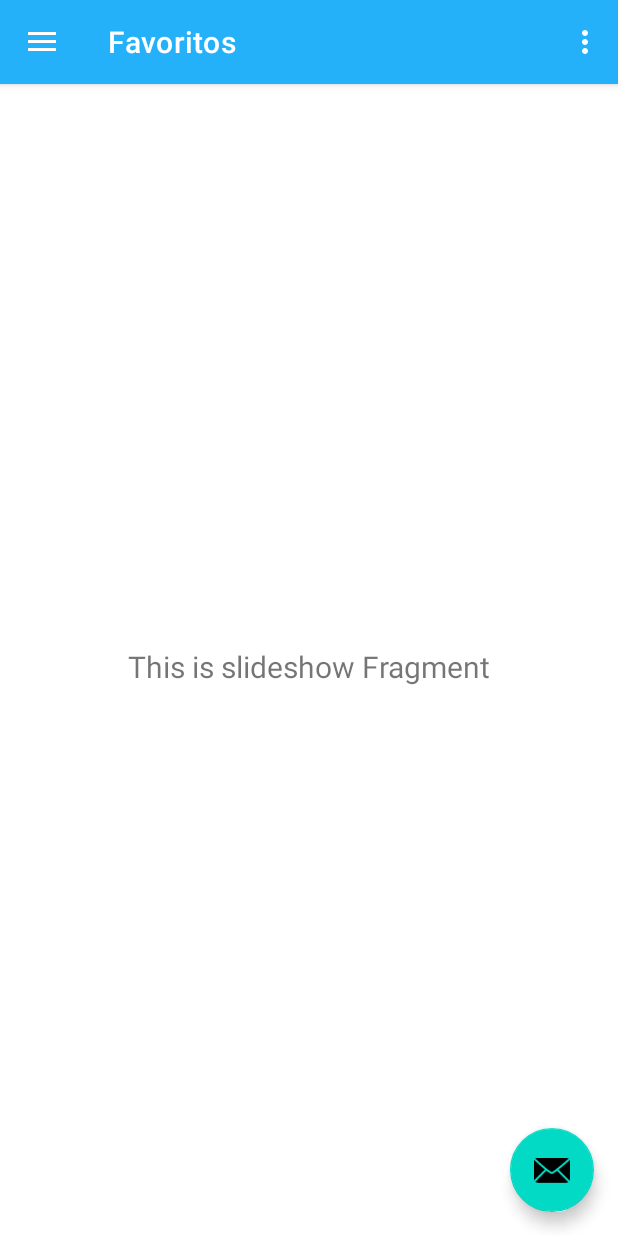
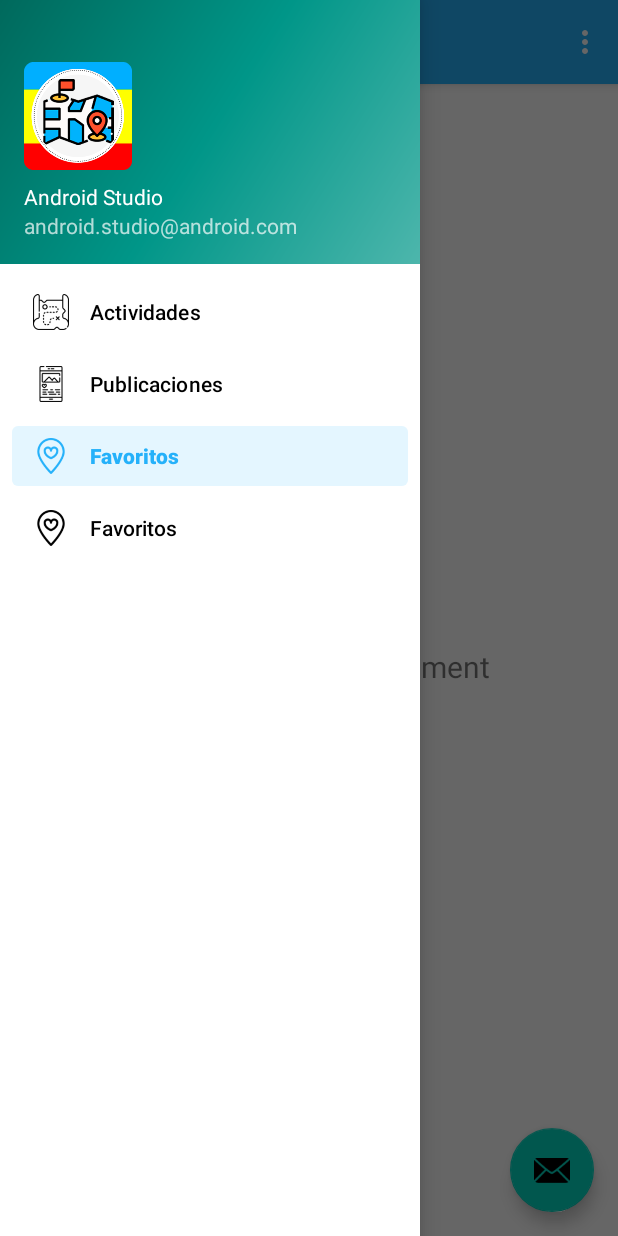
Before and after one commit to jnnieto/TuristeandoApp, an Android app: the MainAppTuristeando screen opened directly, with no data from a screen before it, in the side drawer, after a tap on "Favoritos", on a phone screen of 412 x 824 dp. Run offline under Robolectric (Android 15) with nearby library versions, the phone set to English and light mode, and no system bars; our stand-ins replace navigation-ui.

Commit message:
Cambio de nombre de carpertas del los fragments

```diff
--- a/app/src/main/java/com/example/turistiandoapp/MainAppTuristeando.kt
+++ b/app/src/main/java/com/example/turistiandoapp/MainAppTuristeando.kt
@@ -36,7 +36,7 @@ class MainAppTuristeando : AppCompatActivity() {
         // menu should be considered as top level destinations.
         appBarConfiguration = AppBarConfiguration(
             setOf(
-                R.id.nav_home, R.id.nav_gallery, R.id.nav_slideshow
+                R.id.nav_actividades, R.id.nav_publicaciones, R.id.nav_favoritos
             ), drawerLayout
         )
         setupActionBarWithNavController(navController, appBarConfiguration)
--- a/app/src/main/java/com/example/turistiandoapp/ui/slideshow/SlideshowFragment.kt
+++ b/app/src/main/java/com/example/turistiandoapp/ui/actividades/ActividadesFragment.kt
@@ -1,4 +1,4 @@
-package com.example.turistiandoapp.ui.slideshow
+package com.example.turistiandoapp.ui.actividades
 
 import android.os.Bundle
 import android.view.LayoutInflater
@@ -10,20 +10,20 @@ import androidx.lifecycle.Observer
 import androidx.lifecycle.ViewModelProvider
 import com.example.turistiandoapp.R
 
-class SlideshowFragment : Fragment() {
+class ActividadesFragment : Fragment() {
 
-    private lateinit var slideshowViewModel: SlideshowViewModel
+    private lateinit var actividadesViewModel: ActividadesViewModel
 
     override fun onCreateView(
         inflater: LayoutInflater,
         container: ViewGroup?,
         savedInstanceState: Bundle?
     ): View? {
-        slideshowViewModel =
-            ViewModelProvider(this).get(SlideshowViewModel::class.java)
-        val root = inflater.inflate(R.layout.fragment_favoritos, container, false)
-        val textView: TextView = root.findViewById(R.id.text_slideshow)
-        slideshowViewModel.text.observe(viewLifecycleOwner, Observer {
+        actividadesViewModel =
+            ViewModelProvider(this).get(ActividadesViewModel::class.java)
+        val root = inflater.inflate(R.layout.fragment_actividades, container, false)
+        val textView: TextView = root.findViewById(R.id.text_home)
+        actividadesViewModel.text.observe(viewLifecycleOwner, Observer {
             textView.text = it
         })
         return root
--- a/app/src/main/java/com/example/turistiandoapp/ui/home/HomeViewModel.kt
+++ b/app/src/main/java/com/example/turistiandoapp/ui/actividades/ActividadesViewModel.kt
@@ -1,10 +1,10 @@
-package com.example.turistiandoapp.ui.home
+package com.example.turistiandoapp.ui.actividades
 
 import androidx.lifecycle.LiveData
 import androidx.lifecycle.MutableLiveData
 import androidx.lifecycle.ViewModel
 
-class HomeViewModel : ViewModel() {
+class ActividadesViewModel : ViewModel() {
 
     private val _text = MutableLiveData<String>().apply {
         value = "This is home Fragment"
--- a/app/src/main/java/com/example/turistiandoapp/ui/slideshow/SlideshowViewModel.kt
+++ b/app/src/main/java/com/example/turistiandoapp/ui/favoritos/FavoritosViewModel.kt
@@ -1,10 +1,10 @@
-package com.example.turistiandoapp.ui.slideshow
+package com.example.turistiandoapp.ui.favoritos
 
 import androidx.lifecycle.LiveData
 import androidx.lifecycle.MutableLiveData
 import androidx.lifecycle.ViewModel
 
-class SlideshowViewModel : ViewModel() {
+class FavoritosViewModel : ViewModel() {
 
     private val _text = MutableLiveData<String>().apply {
         value = "This is slideshow Fragment"
--- a/app/src/main/java/com/example/turistiandoapp/ui/home/HomeFragment.kt
+++ b/app/src/main/java/com/example/turistiandoapp/ui/publicaciones/PublicacionesFragment.kt
@@ -1,4 +1,4 @@
-package com.example.turistiandoapp.ui.home
+package com.example.turistiandoapp.ui.publicaciones
 
 import android.os.Bundle
 import android.view.LayoutInflater
@@ -10,20 +10,20 @@ import androidx.lifecycle.Observer
 import androidx.lifecycle.ViewModelProvider
 import com.example.turistiandoapp.R
 
-class HomeFragment : Fragment() {
+class PublicacionesFragment : Fragment() {
 
-    private lateinit var homeViewModel: HomeViewModel
+    private lateinit var publicacionesViewModel: PublicacionesViewModel
 
     override fun onCreateView(
         inflater: LayoutInflater,
         container: ViewGroup?,
         savedInstanceState: Bundle?
     ): View? {
-        homeViewModel =
-            ViewModelProvider(this).get(HomeViewModel::class.java)
-        val root = inflater.inflate(R.layout.fragment_actividades, container, false)
-        val textView: TextView = root.findViewById(R.id.text_home)
-        homeViewModel.text.observe(viewLifecycleOwner, Observer {
+        publicacionesViewModel =
+            ViewModelProvider(this).get(PublicacionesViewModel::class.java)
+        val root = inflater.inflate(R.layout.fragment_publicaciones, container, false)
+        val textView: TextView = root.findViewById(R.id.text_gallery)
+        publicacionesViewModel.text.observe(viewLifecycleOwner, Observer {
             textView.text = it
         })
         return root
--- a/app/src/main/java/com/example/turistiandoapp/ui/gallery/GalleryViewModel.kt
+++ b/app/src/main/java/com/example/turistiandoapp/ui/publicaciones/PublicacionesViewModel.kt
@@ -1,10 +1,10 @@
-package com.example.turistiandoapp.ui.gallery
+package com.example.turistiandoapp.ui.publicaciones
 
 import androidx.lifecycle.LiveData
 import androidx.lifecycle.MutableLiveData
 import androidx.lifecycle.ViewModel
 
-class GalleryViewModel : ViewModel() {
+class PublicacionesViewModel : ViewModel() {
 
     private val _text = MutableLiveData<String>().apply {
         value = "This is gallery Fragment"
--- a/app/src/main/res/layout/fragment_actividades.xml
+++ b/app/src/main/res/layout/fragment_actividades.xml
@@ -4,7 +4,7 @@
     xmlns:tools="http://schemas.android.com/tools"
     android:layout_width="match_parent"
     android:layout_height="match_parent"
-    tools:context=".ui.home.HomeFragment">
+    tools:context=".ui.actividades.ActividadesFragment">
 
     <TextView
         android:id="@+id/text_home"
--- a/app/src/main/res/layout/fragment_favoritos.xml
+++ b/app/src/main/res/layout/fragment_favoritos.xml
@@ -4,7 +4,7 @@
     xmlns:tools="http://schemas.android.com/tools"
     android:layout_width="match_parent"
     android:layout_height="match_parent"
-    tools:context=".ui.slideshow.SlideshowFragment">
+    tools:context=".ui.favoritos.FavoritosFragment">
 
     <TextView
         android:id="@+id/text_slideshow"
--- a/app/src/main/res/layout/fragment_publicaciones.xml
+++ b/app/src/main/res/layout/fragment_publicaciones.xml
@@ -4,7 +4,7 @@
     xmlns:tools="http://schemas.android.com/tools"
     android:layout_width="match_parent"
     android:layout_height="match_parent"
-    tools:context=".ui.gallery.GalleryFragment">
+    tools:context=".ui.publicaciones.PublicacionesFragment">
 
     <TextView
         android:id="@+id/text_gallery"
--- a/app/src/main/res/menu/activity_main_drawer.xml
+++ b/app/src/main/res/menu/activity_main_drawer.xml
@@ -5,16 +5,20 @@
 
     <group android:checkableBehavior="single">
         <item
-            android:id="@+id/nav_home"
-            android:icon="@drawable/ic_menu_camera"
+            android:id="@+id/nav_actividades"
+            android:icon="@drawable/actividades"
             android:title="@string/menu_actividades" />
         <item
-            android:id="@+id/nav_gallery"
-            android:icon="@drawable/ic_menu_gallery"
+            android:id="@+id/nav_publicaciones"
+            android:icon="@drawable/publicar"
             android:title="@string/menu_publicaciones" />
         <item
-            android:id="@+id/nav_slideshow"
-            android:icon="@drawable/ic_menu_slideshow"
+            android:id="@+id/nav_favoritos"
+            android:icon="@drawable/favoritos"
+            android:title="@string/menu_favoritos" />
+        <item
+            android:id="@+id/nav_salir"
+            android:icon="@drawable/favoritos"
             android:title="@string/menu_favoritos" />
     </group>
 </menu>
--- a/app/src/main/res/navigation/mobile_navigation.xml
+++ b/app/src/main/res/navigation/mobile_navigation.xml
@@ -3,23 +3,23 @@
     xmlns:app="http://schemas.android.com/apk/res-auto"
     xmlns:tools="http://schemas.android.com/tools"
     android:id="@+id/mobile_navigation"
-    app:startDestination="@+id/nav_home">
+    app:startDestination="@+id/nav_actividades">
 
     <fragment
-        android:id="@+id/nav_home"
-        android:name="com.example.turistiandoapp.ui.home.HomeFragment"
+        android:id="@+id/nav_actividades"
+        android:name="com.example.turistiandoapp.ui.actividades.ActividadesFragment"
         android:label="@string/menu_actividades"
         tools:layout="@layout/fragment_actividades" />
 
     <fragment
-        android:id="@+id/nav_gallery"
-        android:name="com.example.turistiandoapp.ui.gallery.GalleryFragment"
+        android:id="@+id/nav_publicaciones"
+        android:name="com.example.turistiandoapp.ui.publicaciones.PublicacionesFragment"
         android:label="@string/menu_publicaciones"
         tools:layout="@layout/fragment_publicaciones" />
 
     <fragment
-        android:id="@+id/nav_slideshow"
-        android:name="com.example.turistiandoapp.ui.slideshow.SlideshowFragment"
+        android:id="@+id/nav_favoritos"
+        android:name="com.example.turistiandoapp.ui.favoritos.FavoritosFragment"
         android:label="@string/menu_favoritos"
         tools:layout="@layout/fragment_favoritos" />
 </navigation>
```
Also changed, not shown: app/src/main/java/com/example/turistiandoapp/ui/favoritos/FavoritosFragment.kt (renamed from app/src/main/java/com/example/turistiandoapp/ui/gallery/GalleryFragment.kt, +8 -8 lines).
